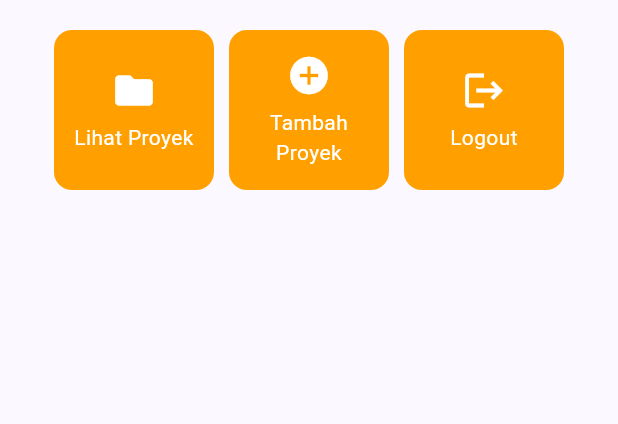
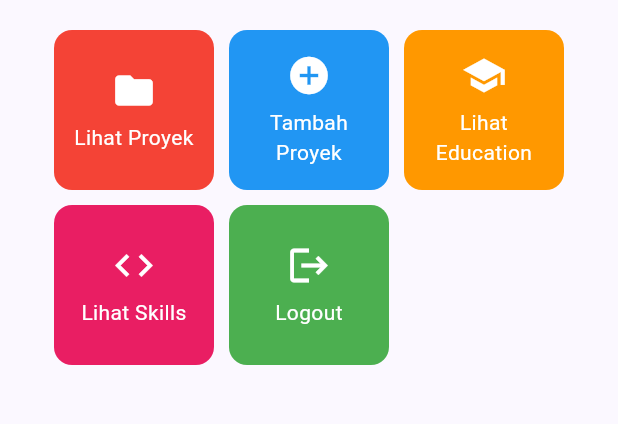
Before and after one commit to fadhilje/myportofolio_mobile, a Flutter app: the screen it shows after launch, on a phone screen of 412 x 824 dp, the part 357-781 px from its top. Run offline on Flutter 3.47's test engine with Material 3 defaults, Android fonts, the phone set to English and light mode, and no system bars.

Commit message:
feat: Menu aksi portofolio (ItemCard) & kustomisasi warna

```diff
--- a/lib/menu.dart
+++ b/lib/menu.dart
@@ -8,9 +8,11 @@ class MyHomePage extends StatelessWidget {
   final String kelas = "PBP E";
 
   final List<ItemHomepage> items = [
-    ItemHomepage("Lihat Proyek", Icons.folder),
-    ItemHomepage("Tambah Proyek", Icons.add_circle),
-    ItemHomepage("Logout", Icons.logout),
+    ItemHomepage("Lihat Proyek", Icons.folder, Colors.red),
+    ItemHomepage("Tambah Proyek", Icons.add_circle, Colors.blue),
+    ItemHomepage("Lihat Education", Icons.school, Colors.orange),
+    ItemHomepage("Lihat Skills", Icons.code, Colors.pink),
+    ItemHomepage("Logout", Icons.logout, Colors.green),
   ];
 
   @override
@@ -21,15 +23,13 @@ class MyHomePage extends StatelessWidget {
       appBar: AppBar(
         title: const Text(
           'MyPortfolio',
-          style: TextStyle(
-            color: Colors.white,
-            fontWeight: FontWeight.bold,
-          ),
+          style: TextStyle(color: Colors.white, fontWeight: FontWeight.bold),
         ),
         backgroundColor: Theme.of(context).colorScheme.primary,
       ),
       // Body halaman utama dengan padding di sekelilingnya.
-      body: Padding(
+      body: SingleChildScrollView(
+        child: Padding(
           padding: const EdgeInsets.all(16.0),
           child: Column(
             crossAxisAlignment: CrossAxisAlignment.center,
@@ -63,7 +63,8 @@ class MyHomePage extends StatelessWidget {
 
                     // GridView menampilkan kartu tombol dalam tata letak kisi 3 kolom.
                     GridView.count(
-                    primary: true,
+                      primary: false,
+                      physics: const NeverScrollableScrollPhysics(),
                       padding: const EdgeInsets.all(20),
                       crossAxisSpacing: 10,
                       mainAxisSpacing: 10,
@@ -78,6 +79,7 @@ class MyHomePage extends StatelessWidget {
                 ),
               ),
             ],
+          ),
         ),
       ),
     );
@@ -103,10 +105,7 @@ class InfoCard extends StatelessWidget {
         // Menyusun teks title dan content secara vertikal.
         child: Column(
           children: [
-            Text(
-              title,
-              style: const TextStyle(fontWeight: FontWeight.bold),
-            ),
+            Text(title, style: const TextStyle(fontWeight: FontWeight.bold)),
             const SizedBox(height: 8.0),
             Text(content),
           ],
@@ -119,8 +118,9 @@ class InfoCard extends StatelessWidget {
 class ItemHomepage {
   final String name;
   final IconData icon;
+  final Color color;
 
-  ItemHomepage(this.name, this.icon);
+  ItemHomepage(this.name, this.icon, this.color);
 }
 
 class ItemCard extends StatelessWidget {
@@ -131,8 +131,8 @@ class ItemCard extends StatelessWidget {
   @override
   Widget build(BuildContext context) {
     return Material(
-      // Menggunakan warna sekunder dari skema tema aplikasi.
-      color: Theme.of(context).colorScheme.secondary,
+      // Menggunakan warna dari parameter ItemHomepage
+      color: item.color,
       borderRadius: BorderRadius.circular(12),
       child: InkWell(
         // Aksi ketika kartu ditekan oleh pengguna.
@@ -141,7 +141,9 @@ class ItemCard extends StatelessWidget {
           ScaffoldMessenger.of(context)
             ..hideCurrentSnackBar()
             ..showSnackBar(
-              SnackBar(content: Text("Kamu telah menekan tombol ${item.name}!"))
+              SnackBar(
+                content: Text("Kamu telah menekan tombol ${item.name}!"),
+              ),
             );
         },
         child: Container(
@@ -150,11 +152,7 @@ class ItemCard extends StatelessWidget {
             child: Column(
               mainAxisAlignment: MainAxisAlignment.center,
               children: [
-                Icon(
-                  item.icon,
-                  color: Colors.white,
-                  size: 30.0,
-                ),
+                Icon(item.icon, color: Colors.white, size: 30.0),
                 const Padding(padding: EdgeInsets.all(3)),
                 Text(
                   item.name,
```
Lines whose indentation alone changed are shown as unchanged.
